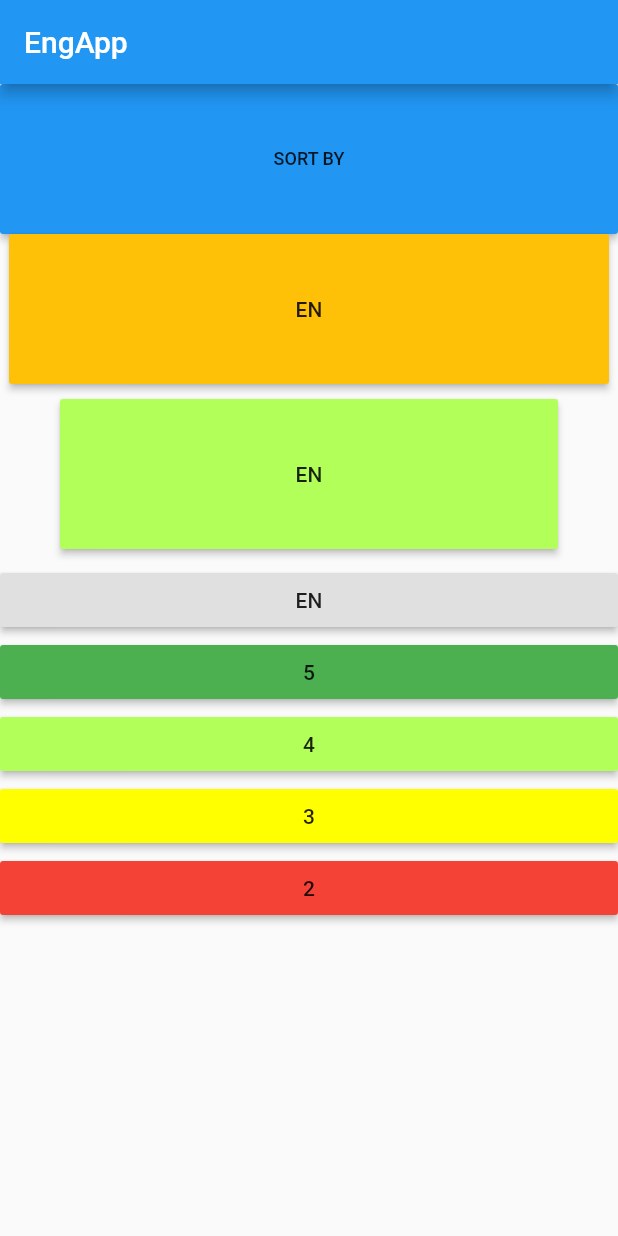
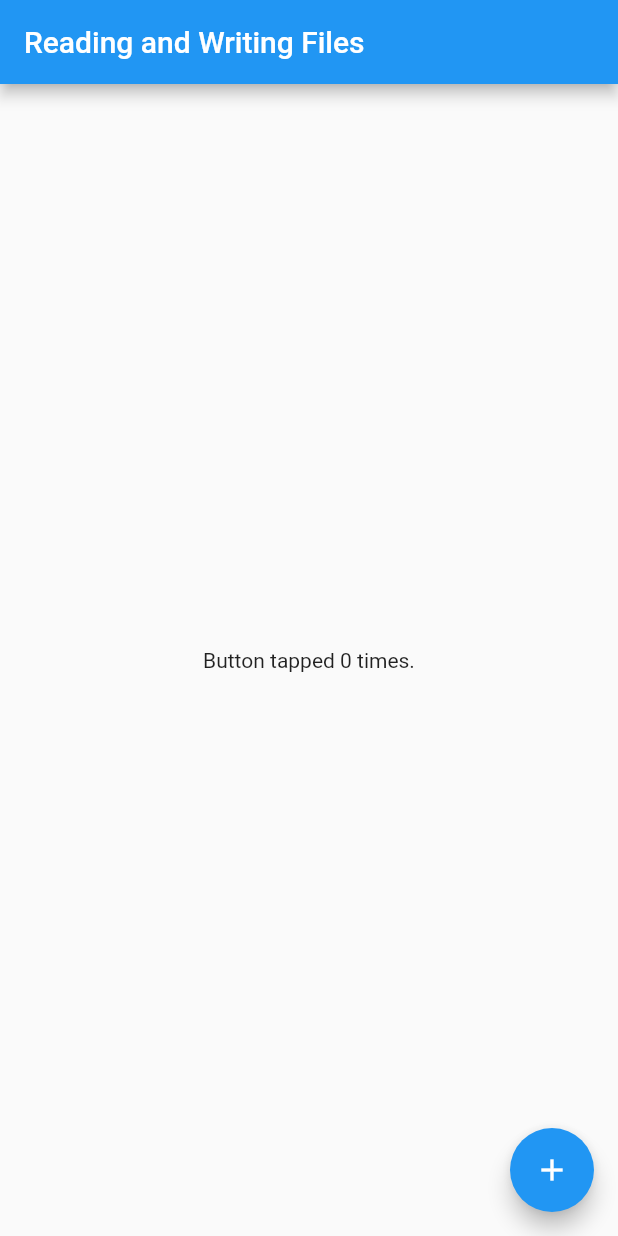
Before and after one commit to tmnk/engApp, a Flutter app: the screen it shows after launch, on a phone screen of 412 x 824 dp. Run offline on Flutter 3.47's test engine with Material 2 defaults, Android fonts, the phone set to English and light mode, and no system bars.

Commit message:
save int

```diff
--- a/lib/main.dart
+++ b/lib/main.dart
@@ -1,140 +1,98 @@
+import 'dart:async';
+import 'dart:io';
+
+import 'package:flutter/foundation.dart';
 import 'package:flutter/material.dart';
+import 'package:path_provider/path_provider.dart';
 
-void main() => runApp(MyApp());
+void main() {
+  runApp(
+    MaterialApp(
+      title: 'Reading and Writing Files',
+      home: FlutterDemo(storage: CounterStorage()),
+    ),
+  );
+}
 
-class MyApp extends StatefulWidget {
+class CounterStorage {
+  Future<String> get _localPath async {
+    final directory = await getApplicationDocumentsDirectory();
 
+    return directory.path;
+  }
+
+  Future<File> get _localFile async {
+    final path = await _localPath;
+    return File('$path/counter.txt');
+  }
+
+  Future<int> readCounter() async {
+    try {
+      final file = await _localFile;
+
+      // Read the file
+      String contents = await file.readAsString();
+
+      return int.parse(contents);
+    } catch (e) {
+      // If encountering an error, return 0
+      return 0;
+    }
+  }
+
+  Future<File> writeCounter(int counter) async {
+    final file = await _localFile;
+
+    // Write the file
+    return file.writeAsString('$counter');
+  }
+}
+
+class FlutterDemo extends StatefulWidget {
+  final CounterStorage storage;
+
+  FlutterDemo({Key key, @required this.storage}) : super(key: key);
 
   @override
-  State<StatefulWidget> createState() {
-    // TODO: implement createState
-    return MListState();
+  _FlutterDemoState createState() => _FlutterDemoState();
+}
+
+class _FlutterDemoState extends State<FlutterDemo> {
+  int _counter;
+
+  @override
+  void initState() {
+    super.initState();
+    widget.storage.readCounter().then((int value) {
+      setState(() {
+        _counter = value;
+      });
+    });
   }
-}
-//var theme = ThemeData(
-//  RaisedButton :
-//);
-class MListState extends State<MyApp> {
-  List data = [["Вода", "Земля", "Воздух", "Спина","Что обычно болит?", 3],["Нога", "Ухо", "Воздух", "Спина","Что не обычно болит?", 2],["Макароны", "Земля", "Воздух", "Огонь","Что обычно едят?",0]];
-  var MCol = [Colors.blue,Colors.blue,Colors.blue,Colors.blue,Colors.blue];
-  int _id = 4;
-  int ansCount = 0;
+
+  Future<File> _incrementCounter() {
+    setState(() {
+      _counter++;
+    });
+
+    // Write the variable as a string to the file.
+    return widget.storage.writeCounter(_counter);
+  }
 
   @override
   Widget build(BuildContext context) {
-    final title = 'Basic List';
-    final GlobalKey<ScaffoldState> _scaffoldKey = new GlobalKey<ScaffoldState>();
-    var giga = ["1", "2", "3", "4", "Вопрос"];
-    return MaterialApp(
-      title: title,
-
-      debugShowCheckedModeBanner: false,
-      home: Scaffold(
-        appBar: AppBar(
-          title: Text("EngApp"),
+    return Scaffold(
+      appBar: AppBar(title: Text('Reading and Writing Files')),
+      body: Center(
+        child: Text(
+          'Button tapped $_counter time${_counter == 1 ? '' : 's'}.',
         ),
-        key: _scaffoldKey,
-        body: ListView(
-          children: <Widget>[
-            ButtonTheme(
-              minWidth: 16.0,
-              height: 100.0,
-              child: RaisedButton(
-                onPressed: () => print("a"),
-                child: new Row(
-                  mainAxisSize: MainAxisSize.min,
-                  children: <Widget>[
-                    Padding(
-                      child: Text(
-                        'SORT BY',
-                        style: TextStyle(fontSize: 12.0),
-                      ),
-                      padding: EdgeInsets.all(10),
-                    ),
-                  ],
-                ),
-              ),
-            ),
-            Center (
-              child :
-              SizedBox(
-                  width: 400,
-                  height: 100,
-
-                  child: Center(child:
-                  RaisedButton(
-                    color : Colors.amber,
-                    onPressed: () {
-
-                    },
-
-                    child: Center(child: Text('EN')),
-                  ),
-                ),
-            ),
-            ),
-            Padding(
-              child : SizedBox(
-                width: 100,
-                height: 100,
-
-                child: Center(child:
-                RaisedButton(
-                  color : Colors.lightGreenAccent,
-                  onPressed: () {
-
-                  },
-
-                  child: Center(child: Text('EN')),
-                ),
-                ),
-              ),
-              padding: EdgeInsets.symmetric(vertical: 10, horizontal: 40),
-            ),
-            RaisedButton(
-              onPressed: () {
-
-              },
-
-              child: Center(child: Text('EN')),
-            ),
-            RaisedButton(
-              onPressed: () {
-
-              },
-              child: Text('5'),
-              color: Colors.green,
-            ),
-            RaisedButton(
-              color: Colors.lightGreenAccent,
-              onPressed: () {
-
-              },
-
-              child: Text('4'),
-            ),
-            RaisedButton(
-              color: Colors.yellowAccent,
-              onPressed: () {
-
-              },
-
-              child: Text('3'),
-            ),
-            RaisedButton(
-
-              color: Colors.red,
-              onPressed: () {
-
-              },
-
-              child: Text('2'),
-            ),
-          ],
-        ),
-
+      ),
+      floatingActionButton: FloatingActionButton(
+        onPressed: _incrementCounter,
+        tooltip: 'Increment',
+        child: Icon(Icons.add),
       ),
     );
   }
-
 }
--- a/pubspec.yaml
+++ b/pubspec.yaml
@@ -15,6 +15,7 @@ environment:
 dependencies:
   flutter:
     sdk: flutter
+  path_provider: "^0.5.0"
 
   # The following adds the Cupertino Icons font to your application.
   # Use with the CupertinoIcons class for iOS style icons.
```
Also changed, not shown: 1 other file.
